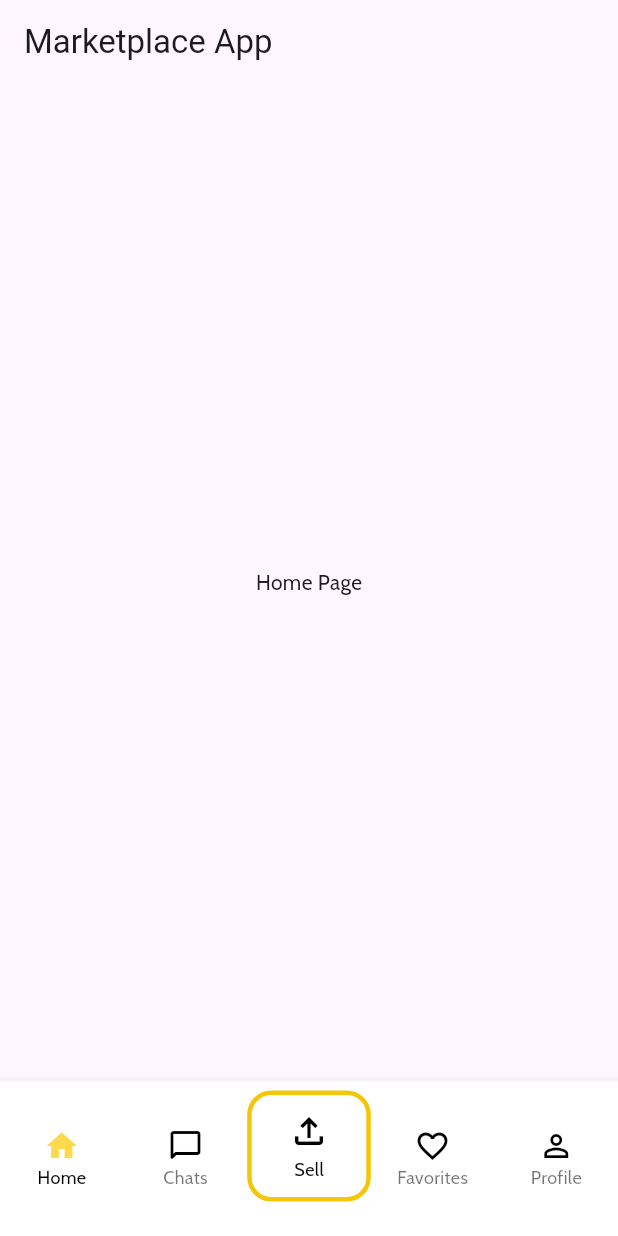
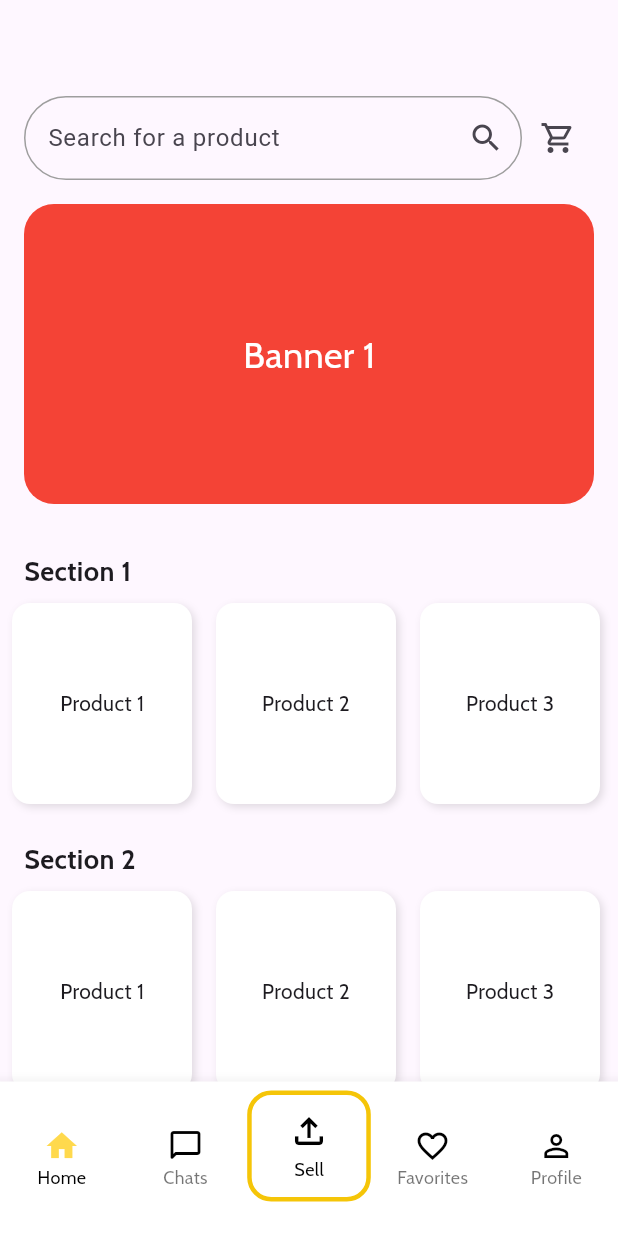
Before and after one commit to MOVILES-G22-2025/Flutter, a Flutter app: the screen it shows after launch, on a phone screen of 412 x 824 dp. Run offline on Flutter 3.47's test engine with Material 3 defaults, Android fonts, the phone set to English and light mode, and no system bars.

Commit message:
Home Page Progress

```diff
--- /dev/null
+++ b/lib/common/search_bar.dart
@@ -0,0 +1,74 @@
+// lib/common/widgets/search_bar.dart
+import 'package:flutter/material.dart';
+
+import '../constants.dart';
+
+class SearchBar extends StatefulWidget {
+  final String hintText;
+  final ValueChanged<String>? onChanged;
+
+  const SearchBar({
+    Key? key,
+    this.hintText = 'Buscar...',
+    this.onChanged,
+  }) : super(key: key);
+
+  @override
+  _SearchBarState createState() => _SearchBarState();
+}
+
+class _SearchBarState extends State<SearchBar> {
+  final FocusNode _focusNode = FocusNode();
+  bool _isFocused = false;
+  final TextEditingController _controller = TextEditingController();
+
+  @override
+  void initState() {
+    super.initState();
+    _focusNode.addListener(() {
+      setState(() {
+        _isFocused = _focusNode.hasFocus;
+      });
+    });
+  }
+
+  @override
+  void dispose() {
+    _focusNode.dispose();
+    _controller.dispose();
+    super.dispose();
+  }
+
+  @override
+  Widget build(BuildContext context) {
+    return Padding(
+      padding: const EdgeInsets.all(0.0),
+      child: TextField(
+        focusNode: _focusNode,
+        controller: _controller,
+        onChanged: widget.onChanged,
+        decoration: InputDecoration(
+          hintText: widget.hintText,
+          // Cuando se hace click (tiene foco), se llena de color; de lo contrario, es transparente
+          filled: _isFocused,
+          fillColor: _isFocused ? AppColors.primary30 : Colors.transparent,
+          // Borde normal
+          enabledBorder: OutlineInputBorder(
+            borderSide: const BorderSide(color: Colors.grey),
+            borderRadius: BorderRadius.circular(50.0),
+          ),
+          // Borde cuando se hace click
+          focusedBorder: OutlineInputBorder(
+            borderSide: BorderSide(
+              color: AppColors.primary30, // Puedes cambiar este color según tu diseño
+              width: 2.0,
+            ),
+            borderRadius: BorderRadius.circular(50.0),
+          ),
+          // Icono de lupa a la derecha
+          suffixIcon: const Icon(Icons.search),
+        ),
+      ),
+    );
+  }
+}
--- a/lib/main.dart
+++ b/lib/main.dart
@@ -1,12 +1,15 @@
+// lib/main.dart
 import 'package:flutter/material.dart';
-import 'common/navigation_bar.dart';
+import 'main_screen.dart';
 import 'constants.dart';
 
 void main() {
-  runApp(senemarket());
+  runApp(const SenemarketApp());
 }
 
-class senemarket extends StatelessWidget {
+class SenemarketApp extends StatelessWidget {
+  const SenemarketApp({Key? key}) : super(key: key);
+
   @override
   Widget build(BuildContext context) {
     return MaterialApp(
@@ -17,46 +20,7 @@ class senemarket extends StatelessWidget {
           bodyMedium: TextStyle(fontFamily: 'Cabin'),
         ),
       ),
-      home: MyHomePage(),
+      home: const MainScreen(),
     );
   }
 }
-
-class MyHomePage extends StatefulWidget {
-  @override
-  _MyHomePageState createState() => _MyHomePageState();
-}
-
-class _MyHomePageState extends State<MyHomePage> {
-  int _selectedIndex = 0;
-
-  static const List<Widget> _widgetOptions = <Widget>[
-    Text('Home Page'),
-    Text('Chats Page'),
-    Text('Sell Page'),
-    Text('Favorites Page'),
-    Text('Profile Page'),
-  ];
-
-  void _onItemTapped(int index) {
-    setState(() {
-      _selectedIndex = index;
-    });
-  }
-
-  @override
-  Widget build(BuildContext context) {
-    return Scaffold(
-      appBar: AppBar(
-        title: Text('Marketplace App'),
-      ),
-      body: Center(
-        child: _widgetOptions.elementAt(_selectedIndex),
-      ),
-      bottomNavigationBar: NavigationBarApp(
-        onItemTapped: _onItemTapped,
-        selectedIndex: _selectedIndex,
-      ),
-    );
-  }
-}
--- /dev/null
+++ b/lib/main_screen.dart
@@ -0,0 +1,47 @@
+// lib/main_screen.dart
+import 'package:flutter/material.dart';
+import 'pages/home_page.dart';
+import 'pages/chats_page.dart';
+import 'pages/sell_page.dart';
+import 'pages/favorites_page.dart';
+import 'pages/profile_page.dart';
+import 'common/navigation_bar.dart';
+import 'constants.dart';
+
+class MainScreen extends StatefulWidget {
+  const MainScreen({Key? key}) : super(key: key);
+
+  @override
+  State<MainScreen> createState() => _MainScreenState();
+}
+
+class _MainScreenState extends State<MainScreen> {
+  int _selectedIndex = 0;
+
+  // Lista de pantallas, donde el HomePage es el primer tab.
+  final List<Widget> _screens = [
+    const HomePage(),
+
+  ];
+
+  void _onItemTapped(int index) {
+    setState(() {
+      _selectedIndex = index;
+    });
+  }
+
+  @override
+  Widget build(BuildContext context) {
+    return Scaffold(
+      // IndexedStack mantiene el estado de cada pantalla.
+      body: IndexedStack(
+        index: _selectedIndex,
+        children: _screens,
+      ),
+      bottomNavigationBar: NavigationBarApp(
+        selectedIndex: _selectedIndex,
+        onItemTapped: _onItemTapped,
+      ),
+    );
+  }
+}
--- /dev/null
+++ b/lib/pages/favorites_page.dart
@@ -0,0 +1 @@
+// TODO Implement this library.
--- /dev/null
+++ b/lib/pages/home_page.dart
@@ -0,0 +1,181 @@
+// lib/pages/home_page.dart
+import 'package:flutter/material.dart' hide SearchBar;
+import 'package:senemarket/common/search_bar.dart';
+
+class HomePage extends StatelessWidget {
+  const HomePage({Key? key}) : super(key: key);
+
+  // Carousel superior: banners que ocupan toda la pantalla con padding y curvatura.
+  Widget _buildTopCarousel() {
+    return Padding(
+      padding: const EdgeInsets.symmetric(horizontal: 16.0, vertical: 8.0),
+      child: ClipRRect(
+        borderRadius: BorderRadius.circular(20.0),
+        child: SizedBox(
+          height: 200,
+          child: PageView(
+            children: const [
+              _CarouselItem(color: Colors.red, text: 'Banner 1'),
+              _CarouselItem(color: Colors.blue, text: 'Banner 2'),
+              _CarouselItem(color: Colors.green, text: 'Banner 3'),
+            ],
+          ),
+        ),
+      ),
+    );
+  }
+
+  // Lista vertical de secciones con carouseles horizontales
+  Widget _buildVerticalSections() {
+    return Column(
+      crossAxisAlignment: CrossAxisAlignment.start,
+      children: [
+        _buildSectionCarousel('Section 1'),
+        _buildSectionCarousel('Section 2'),
+        _buildSectionCarousel('Section 3'),
+      ],
+    );
+  }
+
+  // Cada sección: título y un carousel horizontal de productos
+  Widget _buildSectionCarousel(String title) {
+    return Padding(
+      padding: const EdgeInsets.symmetric(vertical: 8.0),
+      child: Column(
+        crossAxisAlignment: CrossAxisAlignment.start,
+        children: [
+          Padding(
+            padding: const EdgeInsets.symmetric(horizontal: 16.0),
+            child: Text(
+              title,
+              style: const TextStyle(fontSize: 18, fontWeight: FontWeight.bold),
+            ),
+          ),
+          SizedBox(
+            height: 150,
+            child: ListView(
+              scrollDirection: Axis.horizontal,
+              children: const [
+                Padding(
+                  padding: EdgeInsets.all(8.0),
+                  child: _ProductCard(title: 'Product 1'),
+                ),
+                Padding(
+                  padding: EdgeInsets.all(8.0),
+                  child: _ProductCard(title: 'Product 2'),
+                ),
+                Padding(
+                  padding: EdgeInsets.all(8.0),
+                  child: _ProductCard(title: 'Product 3'),
+                ),
+                Padding(
+                  padding: EdgeInsets.all(8.0),
+                  child: _ProductCard(title: 'Product 4'),
+                ),
+              ],
+            ),
+          ),
+        ],
+      ),
+    );
+  }
+
+  @override
+  Widget build(BuildContext context) {
+    return Scaffold(
+      // Puedes dejar el AppBar transparente o eliminarlo si deseas que el SearchBar esté pegado al top.
+      appBar: AppBar(
+        automaticallyImplyLeading: false,
+        elevation: 0,
+      ),
+      // Estructuramos el body en una Column:
+      // 1. El SearchBar (fijo en la parte superior)
+      // 2. El resto del contenido scrollable
+      body: GestureDetector(
+        onTap: () => FocusScope.of(context).unfocus(),
+        child: Column(
+          children: [
+            // Fila superior: SearchBar + botón de carrito
+            Padding(
+              padding: const EdgeInsets.symmetric(horizontal: 16.0, vertical: 8.0),
+              child: Row(
+                children: [
+                  const Expanded(
+                    child: SearchBar(hintText: 'Search for a product'),
+                  ),
+                  IconButton(
+                    icon: const Icon(Icons.shopping_cart_outlined),
+                    onPressed: () {
+                      // Acción del carrito
+                    },
+                  ),
+                ],
+              ),
+            ),
+            // El resto del contenido es scrollable
+            Expanded(
+              child: SingleChildScrollView(
+                child: Column(
+                  children: [
+                    _buildTopCarousel(),
+                    const SizedBox(height: 16),
+                    _buildVerticalSections(),
+                  ],
+                ),
+              ),
+            ),
+          ],
+        ),
+      ),
+    );
+  }
+}
+
+// Widget para cada ítem del carousel superior
+class _CarouselItem extends StatelessWidget {
+  final Color color;
+  final String text;
+
+  const _CarouselItem({Key? key, required this.color, required this.text})
+      : super(key: key);
+
+  @override
+  Widget build(BuildContext context) {
+    return Container(
+      color: color,
+      child: Center(
+        child: Text(
+          text,
+          style: const TextStyle(fontSize: 24, color: Colors.white),
+        ),
+      ),
+    );
+  }
+}
+
+// Widget para cada producto en el carousel horizontal de cada sección
+class _ProductCard extends StatelessWidget {
+  final String title;
+  const _ProductCard({Key? key, required this.title}) : super(key: key);
+
+  @override
+  Widget build(BuildContext context) {
+    return Container(
+      width: 120,
+      decoration: BoxDecoration(
+        color: Colors.white,
+        borderRadius: BorderRadius.circular(12),
+        boxShadow: const [
+          BoxShadow(
+            color: Colors.black12,
+            blurRadius: 4,
+            offset: Offset(2, 2),
+          ),
+        ],
+      ),
+      child: Center(
+        child: Text(title),
+      ),
+    );
+  }
+}
--- /dev/null
+++ b/lib/pages/profile_page.dart
@@ -0,0 +1 @@
+// TODO Implement this library.
--- /dev/null
+++ b/lib/pages/sell_page.dart
@@ -0,0 +1 @@
+// TODO Implement this library.
```
Also changed, not shown: lib/constants.dart (line endings or trailing spaces), lib/pages/chats_page.dart (added).
